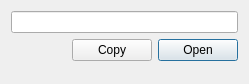
Old version of the form src/uploaddialog.ui in the repository iuliuh/SparkShot.
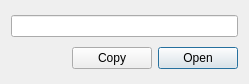
New version of the form. The open tabs and pages were chosen to show the change.

Commit message: Adds settings dialog and performs some class renamings.

Diff of the .ui file:
```diff
--- a/src/uploaddialog.ui
+++ b/src/uploaddialog.ui
@@ -14,47 +14,7 @@
    <string>Dialog</string>
   </property>
   <layout class="QGridLayout" name="gridLayout">
-   <item row="1" column="0">
-    <spacer name="buttonsSpacer">
-     <property name="orientation">
-      <enum>Qt::Horizontal</enum>
-     </property>
-     <property name="sizeHint" stdset="0">
-      <size>
-       <width>40</width>
-       <height>20</height>
-      </size>
-     </property>
-    </spacer>
-   </item>
-   <item row="1" column="2">
-    <widget class="QPushButton" name="openButton">
-     <property name="text">
-      <string>Open</string>
-     </property>
-    </widget>
-   </item>
-   <item row="1" column="1">
-    <widget class="QPushButton" name="copyButton">
-     <property name="text">
-      <string>Copy</string>
-     </property>
-    </widget>
-   </item>
-   <item row="2" column="1">
-    <spacer name="verticalSpacer">
-     <property name="orientation">
-      <enum>Qt::Vertical</enum>
-     </property>
-     <property name="sizeHint" stdset="0">
-      <size>
-       <width>20</width>
-       <height>40</height>
-      </size>
-     </property>
-    </spacer>
-   </item>
-   <item row="0" column="0" colspan="3">
+   <item row="0" column="0" colspan="2">
     <widget class="QStackedWidget" name="stackedWidget">
      <property name="currentIndex">
       <number>1</number>
@@ -73,7 +33,34 @@
        <property name="bottomMargin">
         <number>0</number>
        </property>
-       <item row="0" column="0">
+       <item row="1" column="2">
+        <widget class="QPushButton" name="openButton">
+         <property name="text">
+          <string>Open</string>
+         </property>
+        </widget>
+       </item>
+       <item row="1" column="1">
+        <widget class="QPushButton" name="copyButton">
+         <property name="text">
+          <string>Copy</string>
+         </property>
+        </widget>
+       </item>
+       <item row="1" column="0">
+        <spacer name="horizontalSpacer">
+         <property name="orientation">
+          <enum>Qt::Horizontal</enum>
+         </property>
+         <property name="sizeHint" stdset="0">
+          <size>
+           <width>40</width>
+           <height>20</height>
+          </size>
+         </property>
+        </spacer>
+       </item>
+       <item row="0" column="0" colspan="3">
         <widget class="QLineEdit" name="linkLineEdit"/>
        </item>
       </layout>
```
Left out of the diff: 22 changed lines with no effect on the pictures. The commit also changes 23 other files.
